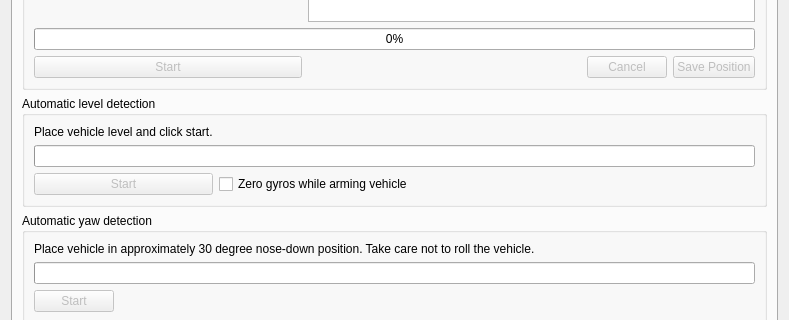
First picture: the form in ground/gcs/src/plugins/config/attitude.ui, repository TauLabs/TauLabs, before the edit; both pictures show x 0 to 789 and y 389 to 709 of the 789 by 867 pixel window.
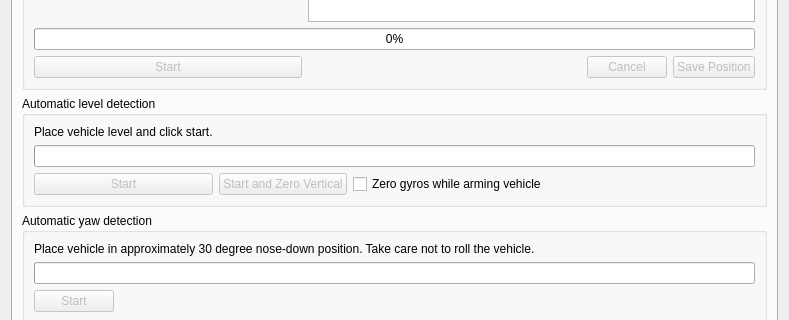
Second picture: the form after the edit. Icons and pictures are not drawn. Custom widgets are drawn as their Qt base class.

Commit message:
Calibration: connect the bias leveling method to a button
The user can either click a button to calculate the board rotation with
or without zeroing the z-accelerometer.

Diff of the .ui file:
```diff
--- a/ground/gcs/src/plugins/config/attitude.ui
+++ b/ground/gcs/src/plugins/config/attitude.ui
@@ -236,7 +236,7 @@
           <string>Automatic level detection</string>
          </property>
          <layout class="QGridLayout" name="gridLayout_3">
-          <item row="1" column="0" colspan="3">
+          <item row="1" column="0" colspan="4">
            <widget class="QProgressBar" name="accelBiasProgress">
             <property name="value">
              <number>0</number>
@@ -246,7 +246,7 @@
             </property>
            </widget>
           </item>
-          <item row="2" column="2">
+          <item row="2" column="3">
            <spacer name="horizontalSpacer_6">
             <property name="orientation">
              <enum>Qt::Horizontal</enum>
@@ -259,7 +259,7 @@
             </property>
            </spacer>
           </item>
-          <item row="2" column="1">
+          <item row="2" column="2">
            <widget class="QCheckBox" name="zeroGyroBiasOnArming">
             <property name="toolTip">
              <string>If enabled, a fast recalibration of gyro zero point will be done
@@ -279,7 +279,7 @@
            </widget>
           </item>
           <item row="2" column="0">
-           <widget class="QPushButton" name="accelBiasStart">
+           <widget class="QPushButton" name="levelingStart">
             <property name="enabled">
              <bool>false</bool>
             </property>
@@ -298,6 +298,19 @@
             </property>
            </widget>
           </item>
+          <item row="2" column="1">
+           <widget class="QPushButton" name="levelingAndBiasStart">
+            <property name="enabled">
+             <bool>false</bool>
+            </property>
+            <property name="toolTip">
+             <string>&lt;html&gt;&lt;head/&gt;&lt;body&gt;&lt;p&gt;Takes the current attitude as level and additionally computes the&lt;/p&gt;&lt;p&gt;z-accel offset to match gravity. This produces a more accurate&lt;/p&gt;&lt;p&gt;altitude hold for VTOL aircrafts.&lt;/p&gt;&lt;/body&gt;&lt;/html&gt;</string>
+            </property>
+            <property name="text">
+             <string>Start and Zero Vertical</string>
+            </property>
+           </widget>
+          </item>
          </layout>
         </widget>
        </item>
```
The commit also changes 3 other files.
